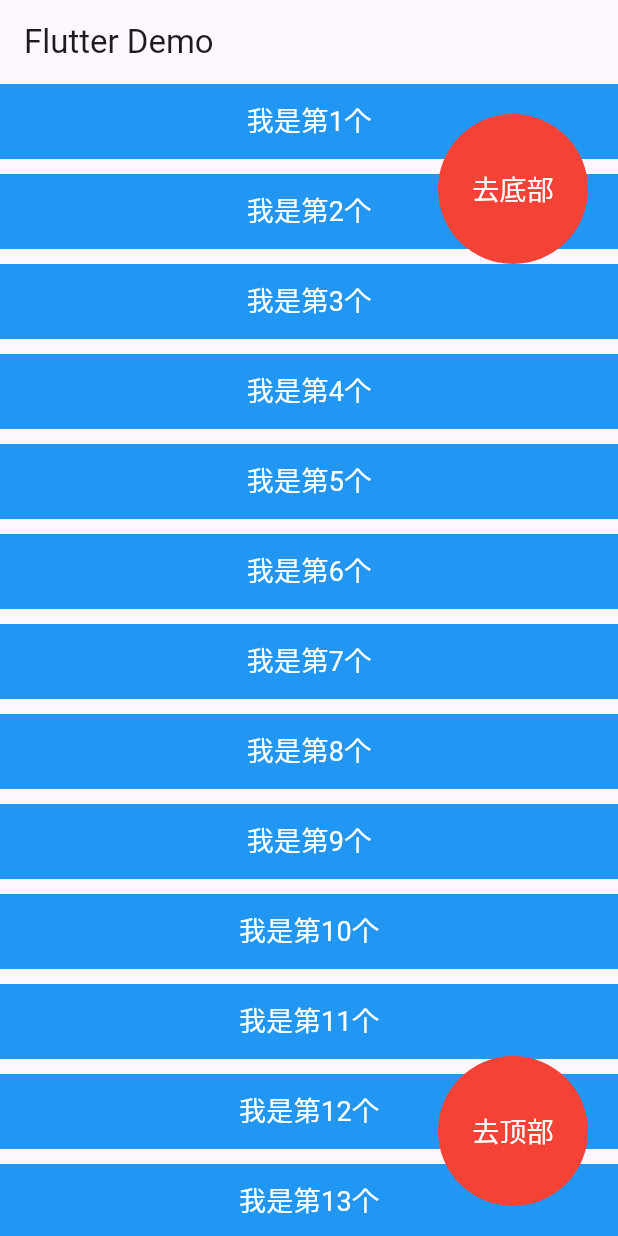
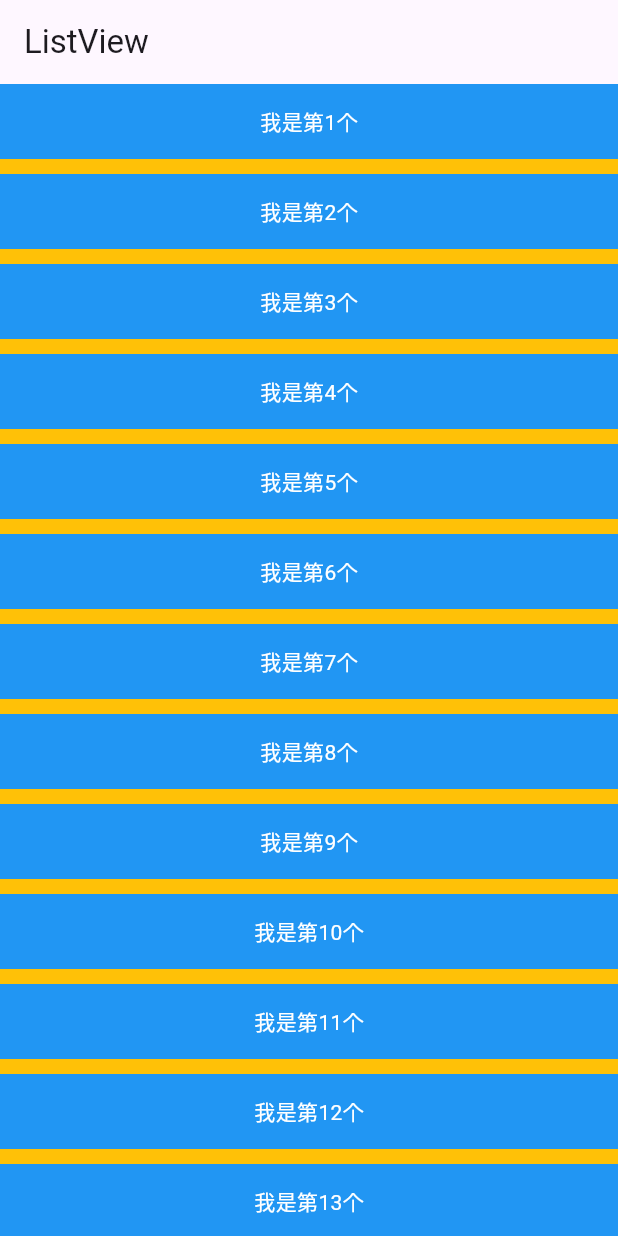
Before and after one commit to csq529/flutter_base_component, a Flutter app: the screen it shows after launch, on a phone screen of 412 x 824 dp. Run offline on Flutter 3.47's test engine with Material 3 defaults, Android fonts, the phone set to English and light mode, and no system bars.

Commit message:
ListView

```diff
--- a/lib/main.dart
+++ b/lib/main.dart
@@ -13,78 +13,61 @@ class MainPage extends StatelessWidget {
   Widget build(BuildContext context) {
     return MaterialApp(
       home: Scaffold(
-        appBar: AppBar(title: Text('Flutter Demo')),
-        body: Container(
-          child: Stack(
-            children: [
-              SingleChildScrollView(
-                controller: _controller,
-                child: Column(
-                  children: List.generate(100, (index) {
+        appBar: AppBar(title: Text('ListView')),
+        // ListView.separated 用法 itemBuilder 构建列表项，separatorBuilder 构建分割线，itemCount 列表项数量
+        body: ListView.separated(
+          itemBuilder: (context, index) {
             return Container(
-                      margin: EdgeInsets.only(bottom: 10),
               alignment: Alignment.center,
               width: double.infinity,
               height: 50,
-                      color: Colors.blue,
+              decoration: BoxDecoration(color: Colors.blue),
               child: Text(
                 '我是第${index + 1}个',
-                        style: TextStyle(color: Colors.white, fontSize: 18),
+                style: TextStyle(color: Colors.white),
               ),
             );
-                  }),
+          },
+          separatorBuilder: (BuildContext context, int index) {
+            return Container(
+              height: 10,
+              color: Colors.amber
+            );
+          },
+          itemCount: 100,
         ),
-              ),
-              Positioned(
-                top: 20,
-                right: 20,
-                child: GestureDetector(
-                  onTap: () {
-                    print('去底部');
-                    _controller.animateTo(_controller.position.maxScrollExtent, duration: Duration(seconds: 1), curve: Curves.easeInOut);
-                  },
-                  child: Container(
-                    alignment: Alignment.center,
-                    width: 100,
-                    height: 100,
-                    decoration: BoxDecoration(
-                      color: Colors.red,
-                      borderRadius: BorderRadius.circular(50),
-                    ),
-                    child: Text(
-                      '去底部',
-                      style: TextStyle(color: Colors.white, fontSize: 18),
-                    ),
-                  ),
-                ),
-              ),
-              Positioned(
-                bottom: 20,
-                right: 20,
-                child: GestureDetector(
-                  onTap: () {
-                    _controller.animateTo(0,
-                        duration: Duration(seconds: 1),
-                        curve: Curves.easeInOut);
-                  },
-                  child: Container(
-                  alignment: Alignment.center,
-                  width: 100,
-                  height: 100,
-                  decoration: BoxDecoration(
-                    color: Colors.red,
-                    borderRadius: BorderRadius.circular(50),
-                  ),
-                  child: Text(
-                    '去顶部',
-                    style: TextStyle(color: Colors.white, fontSize: 18),
-                  ),
-                ),
-                )
-              ),
-            ],
-          ),
-        ),
+
+        // ListView.builder 用法 itemBuilder 构建列表项，itemCount 列表项数量
+        // body: ListView.builder(
+        //   itemCount: 100,
+        //   itemBuilder: (context, index) {
+        //     return Container(
+        //       alignment: Alignment.center,
+        //       width: double.infinity,
+        //       height: 50,
+        //       margin: EdgeInsets.only(bottom: 10),
+        //       decoration: BoxDecoration(color: Colors.blue),
+        //       child: Text(
+        //         '我是第${index + 1}个',
+        //         style: TextStyle(color: Colors.white),
+        //       ),
+        //     );
+        //   },
+        // ),
+
+        // 基础用法
+        // body: ListView(
+        //   children: List.generate(100, (index) {
+        //     return Container(
+        //       alignment: Alignment.center,
+        //       width: double.infinity,
+        //       height: 50,
+        //       margin: EdgeInsets.only(bottom: 10),
+        //       decoration: BoxDecoration(color: Colors.blue),
+        //       child: Text('我是第${index + 1}个', style: TextStyle(color: Colors.white)),
+        //     );
+        //   }),
+        // ),
       ),
     );
   }
```
Lines whose indentation alone changed are shown as unchanged.
